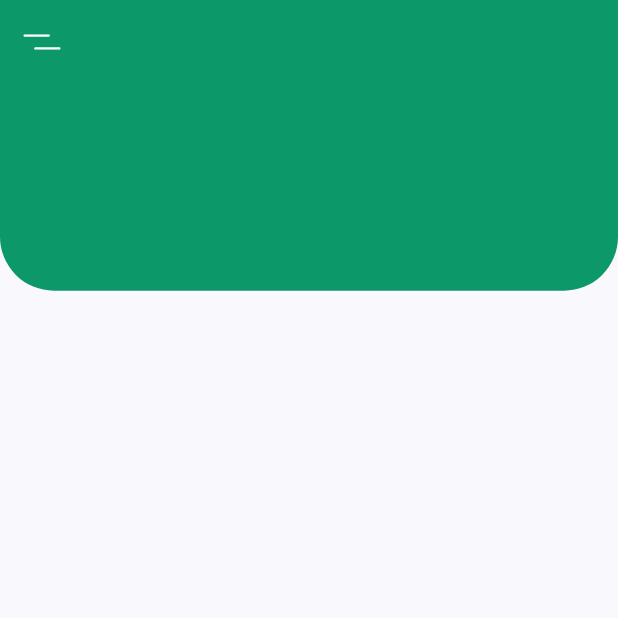
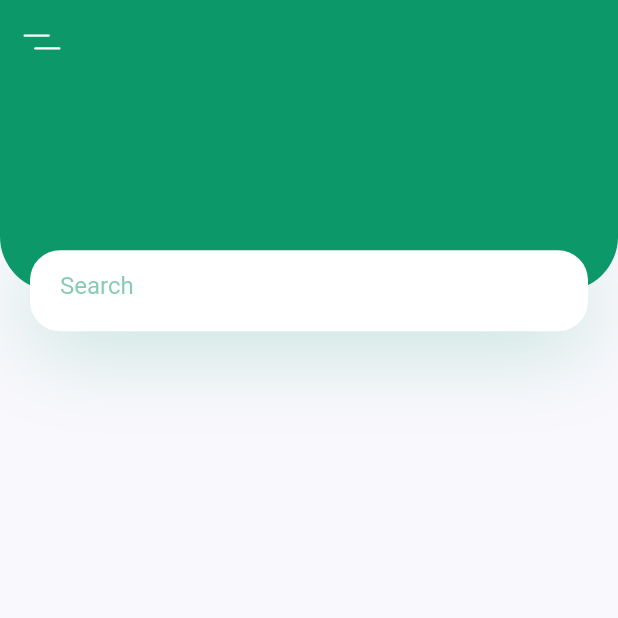
Before and after one commit to nargok/plant_app_ui_template, a Flutter app: the screen it shows after launch, on a phone screen of 412 x 824 dp, the top half of it. Run offline on Flutter 3.47's test engine with Material 2 defaults, Android fonts, the phone set to English and light mode, and no system bars; our stand-ins replace flutter_svg.

Commit message:
search text field

```diff
--- a/lib/screens/home/components/body.dart
+++ b/lib/screens/home/components/body.dart
@@ -8,13 +8,50 @@ class Body extends StatelessWidget {
     return Column(
       children: [
         Container(
+          height: size.height * 0.2,
+          child: Stack(
+            children: [
+              Container(
                 height: size.height * 0.2 - 27,
                 decoration: BoxDecoration(
                     color: kPrimaryColor,
-            borderRadius:  BorderRadius.only(
+                    borderRadius: BorderRadius.only(
                       bottomLeft: Radius.circular(36),
                       bottomRight: Radius.circular(36),
+                    )),
+              ),
+              Positioned(
+                bottom: 0,
+                left: 0,
+                right: 0,
+                child: Container(
+                  margin: EdgeInsets.symmetric(horizontal: kDefaultPadding),
+                  padding: EdgeInsets.symmetric(horizontal: kDefaultPadding),
+                  height: 54,
+                  decoration: BoxDecoration(
+                    color: Colors.white,
+                    borderRadius: BorderRadius.circular(20),
+                    boxShadow: [
+                      BoxShadow(
+                        offset: Offset(0, 10),
+                        blurRadius: 50,
+                        color: kPrimaryColor.withOpacity(0.23),
                       )
+                    ],
+                  ),
+                  child: TextField(
+                    decoration: InputDecoration(
+                      hintText: 'Search',
+                      hintStyle: TextStyle(
+                        color: kPrimaryColor.withOpacity(0.5),
+                      ),
+                      enabledBorder: InputBorder.none,
+                      focusedBorder: InputBorder.none,
+                    ),
+                  ),
+                ),
+              ),
+            ],
           ),
         ),
       ],
```
Lines whose indentation alone changed are shown as unchanged.
